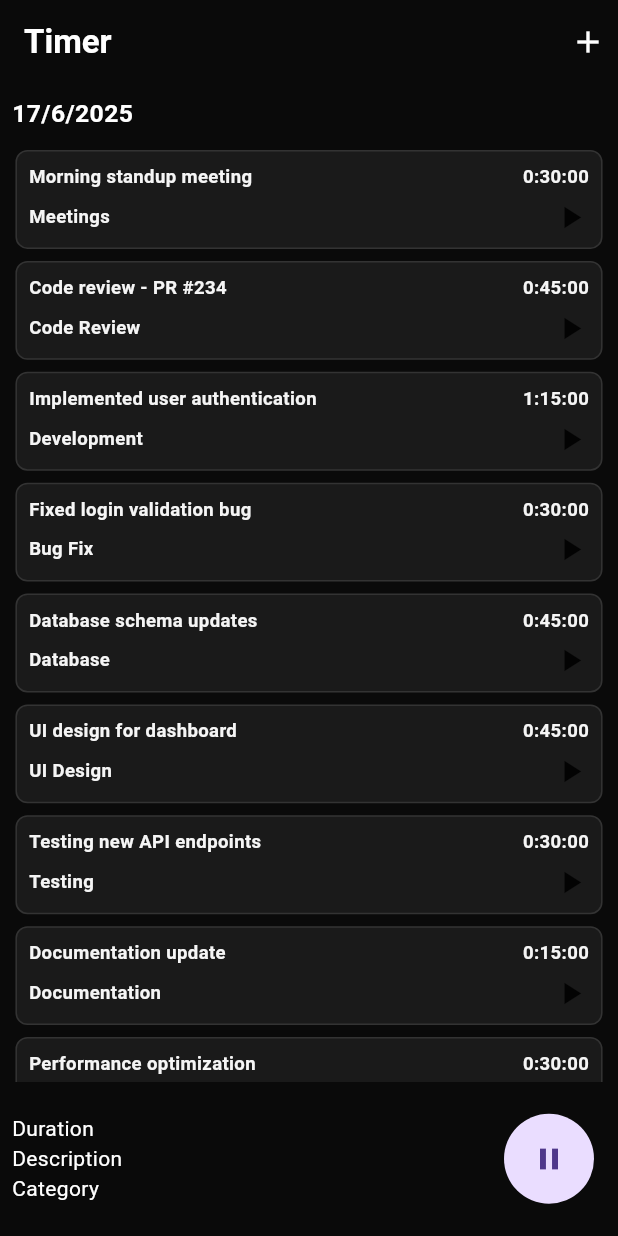
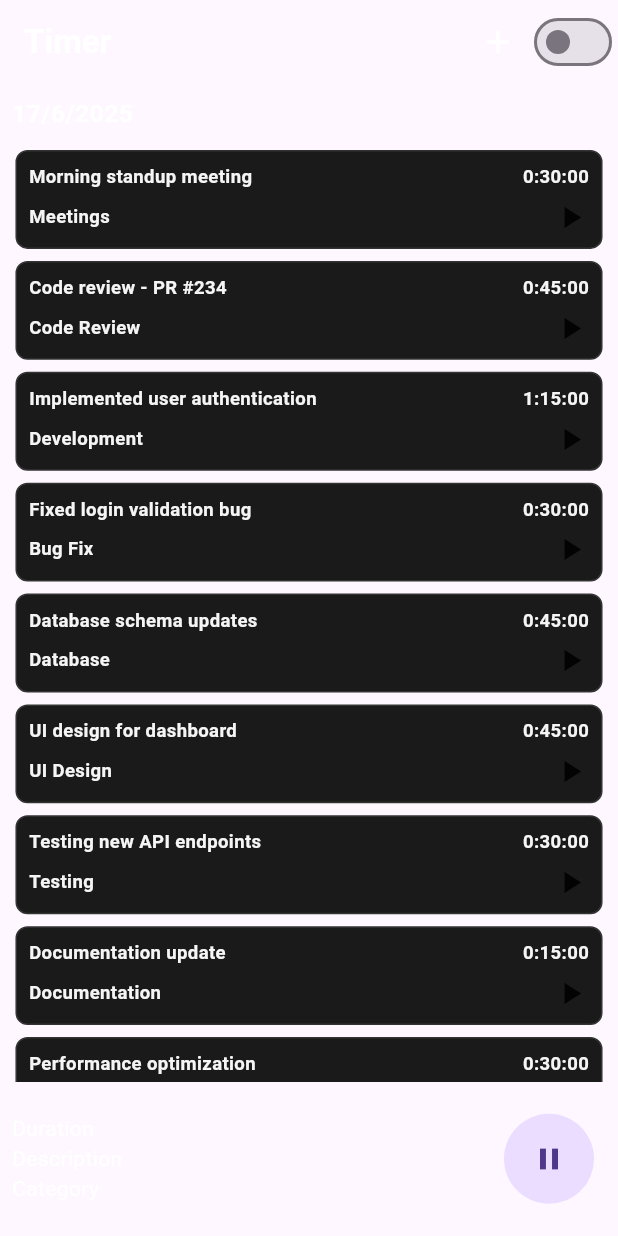
Before and after one commit to weird-akshat/hacksomethorns-frontend, a Flutter app: the screen it shows after launch, in the side drawer, after a tap on "Time Tracking Page", on a phone screen of 412 x 824 dp. Run offline on Flutter 3.47's test engine with Material 3 defaults, Android fonts, the phone set to English and light mode, and no system bars; our stand-ins replace syncfusion_flutter_charts.

Commit message:
added dark mode switch

```diff
--- a/frontend/lib/main.dart
+++ b/frontend/lib/main.dart
@@ -1,9 +1,11 @@
 import 'package:flutter/material.dart';
 import 'package:flutter/services.dart';
+import 'package:frontend/providers/theme_provider.dart';
 import 'package:frontend/time_tracking/home.dart';
 import 'package:frontend/time_tracking/time_tracking_analysis/pages/category_detailed_analytics.dart';
 import 'package:frontend/time_tracking/time_tracking_logging/pages/time_tracking_page.dart';
 import 'package:frontend/time_tracking/time_tracking_analysis/pages/category_analytics.dart';
+import 'package:provider/provider.dart';
 
 void main() {
   WidgetsFlutterBinding.ensureInitialized();
@@ -12,7 +14,8 @@ void main() {
     DeviceOrientation.portraitUp,
     DeviceOrientation.portraitDown,
   ]).then((_) {
-    runApp(const MyApp());
+    runApp(ChangeNotifierProvider(
+        create: (_) => ThemeProvider(), child: const MyApp()));
   });
 }
 
@@ -21,9 +24,21 @@ class MyApp extends StatelessWidget {
 
   @override
   Widget build(BuildContext context) {
+    final lightTheme = ThemeData(
+      brightness: Brightness.light,
+      primarySwatch: Colors.blue,
+    );
+
+    final darkTheme = ThemeData(
+      brightness: Brightness.dark,
+      primarySwatch: Colors.blue,
+    );
+    final themeProvider = Provider.of<ThemeProvider>(context);
     return MaterialApp(
       home: Home(),
-      theme: ThemeData.light(),
+      theme: lightTheme,
+      darkTheme: darkTheme,
+      themeMode: themeProvider.themeMode,
     );
   }
 }
--- /dev/null
+++ b/frontend/lib/providers/theme_provider.dart
@@ -0,0 +1,12 @@
+import 'package:flutter/material.dart';
+
+class ThemeProvider with ChangeNotifier {
+  ThemeMode _themeMode = ThemeMode.light;
+
+  ThemeMode get themeMode => _themeMode;
+
+  void toggleTheme(bool isDarkMode) {
+    _themeMode = isDarkMode ? ThemeMode.dark : ThemeMode.light;
+    notifyListeners();
+  }
+}
--- a/frontend/lib/time_tracking/time_tracking_logging/configuration.dart
+++ b/frontend/lib/time_tracking/time_tracking_logging/configuration.dart
@@ -1,7 +1,7 @@
 import 'package:flutter/material.dart';
 
 // Clean black and white theme
-Color scaffoldColor = Color(0xff0A0A0A); // Pure black background
+// Color scaffoldColor = Color(0xff0A0A0A); // Pure black background
 
 // time_entry_widget
 const double timeEntryWidgetPadding = 4;
--- a/frontend/lib/time_tracking/time_tracking_logging/pages/time_tracking_page.dart
+++ b/frontend/lib/time_tracking/time_tracking_logging/pages/time_tracking_page.dart
@@ -1,4 +1,5 @@
 import 'package:flutter/material.dart';
+import 'package:frontend/providers/theme_provider.dart';
 import 'package:frontend/time_tracking/time_tracking_logging/configuration.dart';
 import 'package:frontend/time_tracking/entities/time_entry.dart';
 // import 'package:frontend/time_tracking/pages/configuration.dart';
@@ -6,6 +7,7 @@ import 'package:frontend/time_tracking/time_tracking_logging/pages/time_entry_sh
 import 'package:frontend/time_tracking/time_tracking_logging/widgets/day_timeline_widget.dart';
 import 'package:frontend/time_tracking/time_tracking_logging/widgets/time_entry_widget.dart';
 import 'package:frontend/time_tracking/time_tracking_logging/widgets/timeline_widget.dart';
+import 'package:provider/provider.dart';
 
 class TimeTrackingPage extends StatefulWidget {
   const TimeTrackingPage({super.key});
@@ -17,8 +19,9 @@ class TimeTrackingPage extends StatefulWidget {
 class _TimeTrackingPageState extends State<TimeTrackingPage> {
   @override
   Widget build(BuildContext context) {
+    var themeProvider = Provider.of<ThemeProvider>(context);
     return Scaffold(
-      backgroundColor: scaffoldColor,
+      // backgroundColor: scaffoldColor,
       // bottomSheet: Container(),
       appBar: AppBar(
         actions: [
@@ -53,9 +56,15 @@ class _TimeTrackingPageState extends State<TimeTrackingPage> {
                 color: Colors.white,
               ),
             ),
+          ),
+          Switch(
+            value: themeProvider.themeMode == ThemeMode.dark,
+            onChanged: (value) {
+              themeProvider.toggleTheme(value);
+            },
           )
         ],
-        backgroundColor: scaffoldColor,
+        // backgroundColor: scaffoldColor,
         title: Text(
           'Timer',
           style: TextStyle(fontWeight: FontWeight.bold, color: Colors.white),
--- a/frontend/pubspec.yaml
+++ b/frontend/pubspec.yaml
@@ -36,6 +36,7 @@ dependencies:
   cupertino_icons: ^1.0.8
   intl: ^0.20.2
   syncfusion_flutter_charts: ^29.1.38
+  provider: ^6.1.5
 
 dev_dependencies:
   flutter_test:
```
Also changed, not shown: frontend/pubspec.lock.
